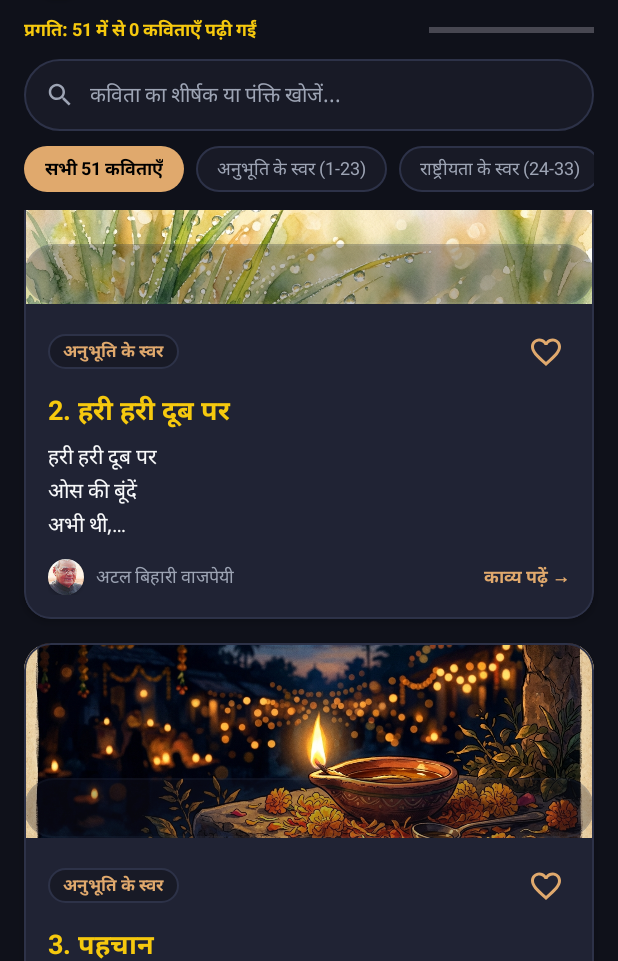
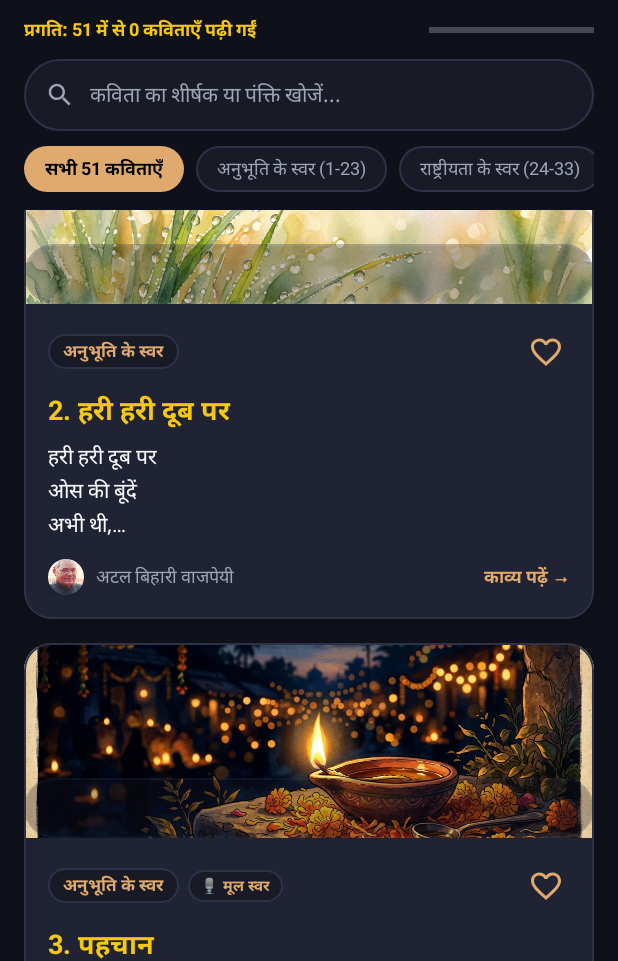
Before and after one commit to ashirvadraj/WisdomPulse, an Android app: the screen it shows after launch (MainActivity), scrolled down 435 dp, on a phone screen of 412 x 824 dp, the part 93-1054 px from its top. Run offline under Robolectric (Android 15) with nearby library versions, the light colour scheme and no system bars.

Commit message:
feat: Integrate Jagjit Singh Samvedna album and Antarnaad recordings (10 offline audio tracks)

```diff
--- a/app/src/main/java/com/wisdompulse/app/model/Quote.kt
+++ b/app/src/main/java/com/wisdompulse/app/model/Quote.kt
@@ -15,5 +15,7 @@ data class Quote(
     @SerializedName("isPoem") val isPoem: Boolean = true,
     @SerializedName("avatarKey") val avatarKey: String = "avatar_vajpayee",
     @SerializedName("illustrationKey") val illustrationKey: String? = null,
-    @SerializedName("englishTranslation") val englishTranslation: String? = null
+    @SerializedName("englishTranslation") val englishTranslation: String? = null,
+    @SerializedName("audioArtist") val audioArtist: String? = null,
+    @SerializedName("audioSource") val audioSource: String? = null
 ) : Serializable
--- a/app/src/main/java/com/wisdompulse/app/ui/QuoteAdapter.kt
+++ b/app/src/main/java/com/wisdompulse/app/ui/QuoteAdapter.kt
@@ -5,6 +5,7 @@ import android.content.Intent
 import android.view.LayoutInflater
 import android.view.View
 import android.view.ViewGroup
+import androidx.core.content.ContextCompat
 import androidx.recyclerview.widget.RecyclerView
 import com.wisdompulse.app.R
 import com.wisdompulse.app.databinding.ItemQuoteCardBinding
@@ -55,6 +56,19 @@ class QuoteAdapter(
             // Read badge
             binding.tvReadBadge.visibility = if (isRead(quote)) View.VISIBLE else View.GONE
 
+            // Audio badge
+            if (quote.audioArtist?.contains("जगजीत") == true) {
+                binding.tvAudioBadge.visibility = View.VISIBLE
+                binding.tvAudioBadge.text = "🎵 जगजीत सिंह"
+                binding.tvAudioBadge.setTextColor(ContextCompat.getColor(context, R.color.accent_purple))
+            } else if (quote.audioArtist?.contains("अटल") == true || quote.id in listOf(1, 3, 6, 20, 49)) {
+                binding.tvAudioBadge.visibility = View.VISIBLE
+                binding.tvAudioBadge.text = "🎙️ मूल स्वर"
+                binding.tvAudioBadge.setTextColor(ContextCompat.getColor(context, R.color.primary))
+            } else {
+                binding.tvAudioBadge.visibility = View.GONE
+            }
+
             // Favorite state
             val fav = isFavorite(quote)
             updateFavoriteIcon(fav)
--- a/app/src/main/res/layout/item_quote_card.xml
+++ b/app/src/main/res/layout/item_quote_card.xml
@@ -86,6 +86,22 @@
                     android:textSize="10sp"
                     android:visibility="gone" />
 
+                <TextView
+                    android:id="@+id/tvAudioBadge"
+                    android:layout_width="wrap_content"
+                    android:layout_height="wrap_content"
+                    android:layout_marginStart="6dp"
+                    android:background="@drawable/bg_chip_unselected"
+                    android:paddingStart="8dp"
+                    android:paddingEnd="8dp"
+                    android:paddingTop="3dp"
+                    android:paddingBottom="3dp"
+                    android:text="🎵 जगजीत सिंह"
+                    android:textColor="#BA68C8"
+                    android:textSize="10sp"
+                    android:textStyle="bold"
+                    android:visibility="gone" />
+
                 <View
                     android:layout_width="0dp"
                     android:layout_height="1dp"
--- a/app/src/main/res/values/colors.xml
+++ b/app/src/main/res/values/colors.xml
@@ -43,4 +43,5 @@
     <color name="slate_accent">#E0A96D</color>
     <color name="slate_card">#1E2028</color>
     <color name="slate_divider">#2E3342</color>
+    <color name="accent_purple">#BA68C8</color>
 </resources>
```
Also changed, not shown: app/src/main/java/com/wisdompulse/app/ui/PoemDetailActivity.kt (+27 -10 lines), app/src/main/java/com/wisdompulse/app/util/AtalAudioPlayer.kt (+23 -9 lines), app/src/main/assets/quotes.json, 8 other files.
